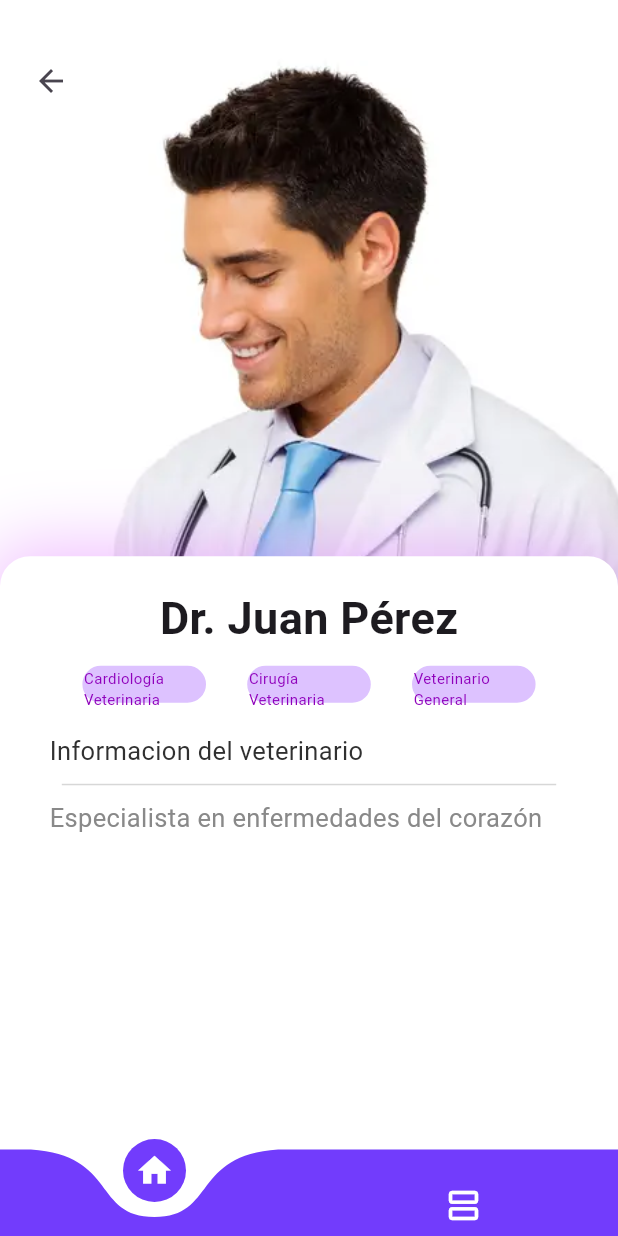
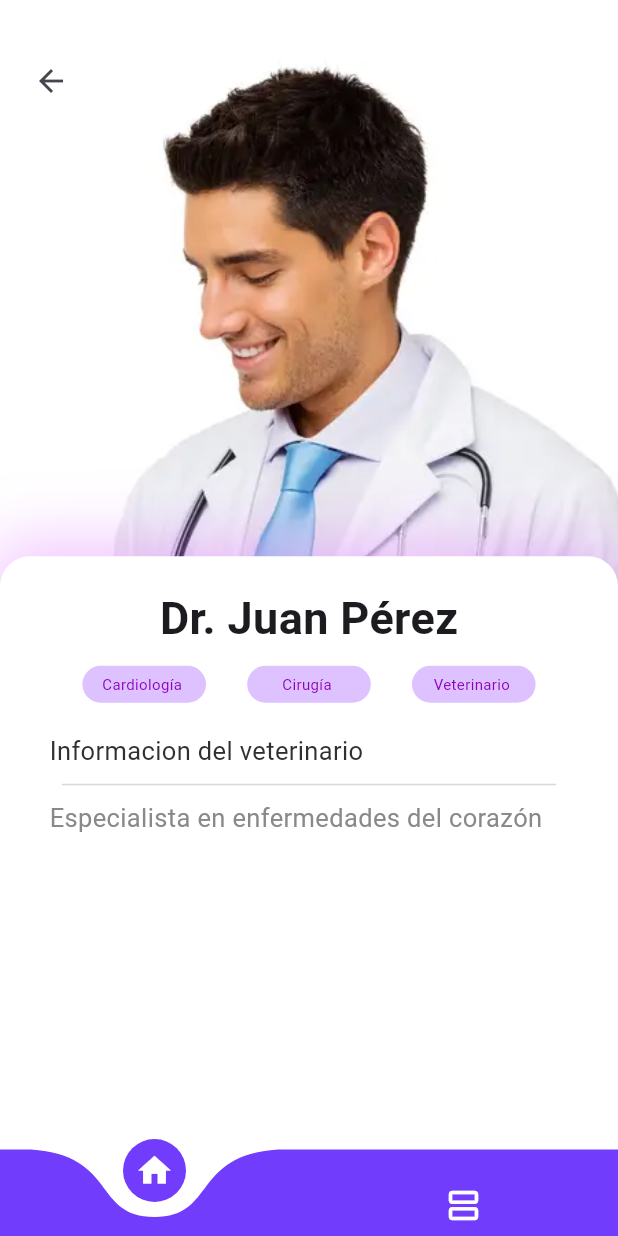
Before and after one commit to Isa-josep/vet_app, a Flutter app: the VeterinarianProfile screen opened directly with empty values, on a phone screen of 412 x 824 dp. Run offline on Flutter 3.47's test engine with Material 3 defaults, Android fonts, the phone set to English and light mode, and no system bars; drawn by our look-alikes of curved_navigation_bar; our stand-ins replace animate_do, flutter_riverpod, flutter_svg, font_awesome_flutter, go_router, table_calendar; project files that could hold a hidden picture were left out.

Commit message:
fix data

```diff
--- a/lib/features/datosdoc.dart
+++ b/lib/features/datosdoc.dart
@@ -24,18 +24,18 @@ class Doctor {
 final List<Doctor> doctores = [
   Doctor(
       nombre: 'Dr. Juan Pérez',
-      especialidad: 'Cardiología Veterinaria',
-      especialidad2: 'Cirugía Veterinaria',
-      especialidad3: 'Veterinario General',
+      especialidad: 'Cardiología ',
+      especialidad2: 'Cirugía ',
+      especialidad3: 'Veterinario ',
       description: 'Especialista en enfermedades del corazón',
       distance: 5,
       likes: 200,
       fotoUrl: 'assets/doc.webp'),
   Doctor(
       nombre: 'Dra. Ana Domínguez',
-      especialidad: 'Dermatología Veterinaria',
-      especialidad2: 'Comportamiento Animal',
-      especialidad3: 'Veterinario General',
+      especialidad: 'Dermatología ',
+      especialidad2: 'Cirugía',
+      especialidad3: 'Veterinario ',
       distance: 6,
       likes: 200,
       fotoUrl: 'assets/docprueba.png',
@@ -43,9 +43,9 @@ final List<Doctor> doctores = [
   ),
   Doctor(
       nombre: 'Dr. Pedro González',
-      especialidad: 'Neurología Veterinaria',
-      especialidad2: 'Cirugía Veterinaria',
-      especialidad3: 'Veterinario General',
+      especialidad: 'Neurología ',
+      especialidad2: 'Cirugía ',
+      especialidad3: 'Veterinario ',
       distance: 3,
       likes: 200,
       fotoUrl: 'assets/doc.webp',
@@ -53,9 +53,9 @@ final List<Doctor> doctores = [
   ),
   Doctor(
       nombre: 'Dra. María López',
-      especialidad: 'Pediatría Veterinaria',
-      especialidad2: 'Comportamiento Animal',
-      especialidad3: 'Veterinario General',
+      especialidad: 'Pediatría ',
+      especialidad2: 'cardiología ',
+      especialidad3: 'Veterinario ',
       distance: 6,
       likes: 200,
       fotoUrl: 'assets/docprueba.png',
@@ -63,9 +63,9 @@ final List<Doctor> doctores = [
   ),
   Doctor(
       nombre: 'Dr. David Hernández',
-      especialidad: 'Veterinario General',
-      especialidad2: 'Cardiología Veterinaria',
-      especialidad3: 'Comportamiento Animal',
+      especialidad: 'Veterinario ',
+      especialidad2: 'Cardiología ',
+      especialidad3: 'Cirugía',
       distance: 2,
       likes: 200,
       fotoUrl: 'assets/doc.webp',
```
